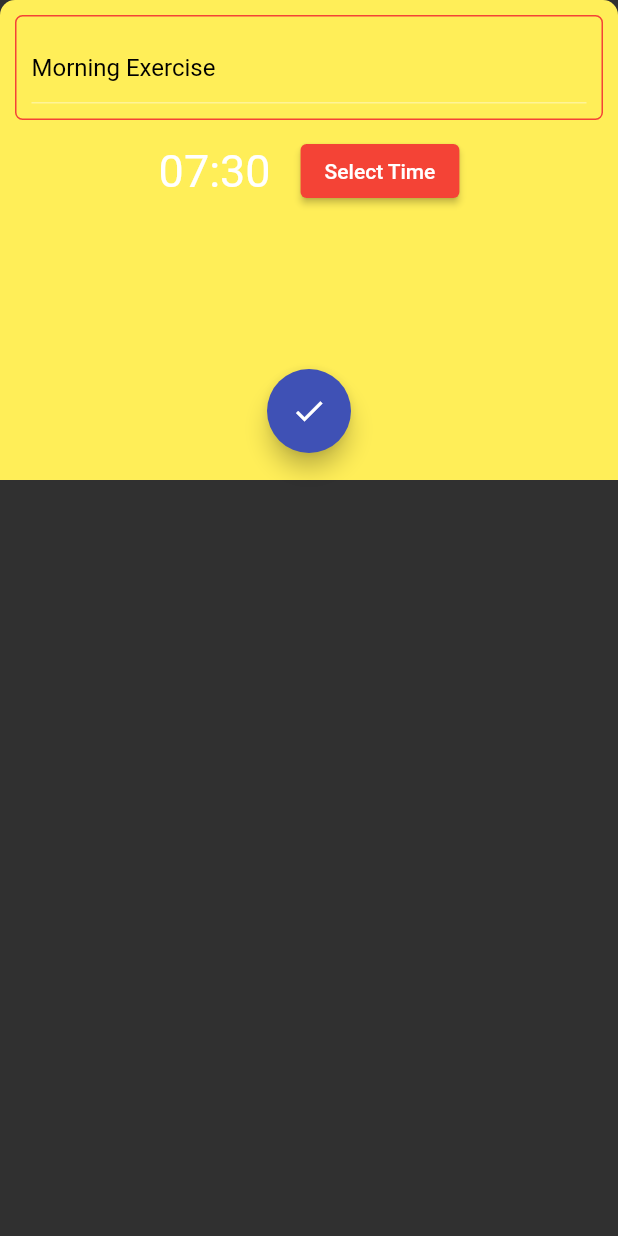
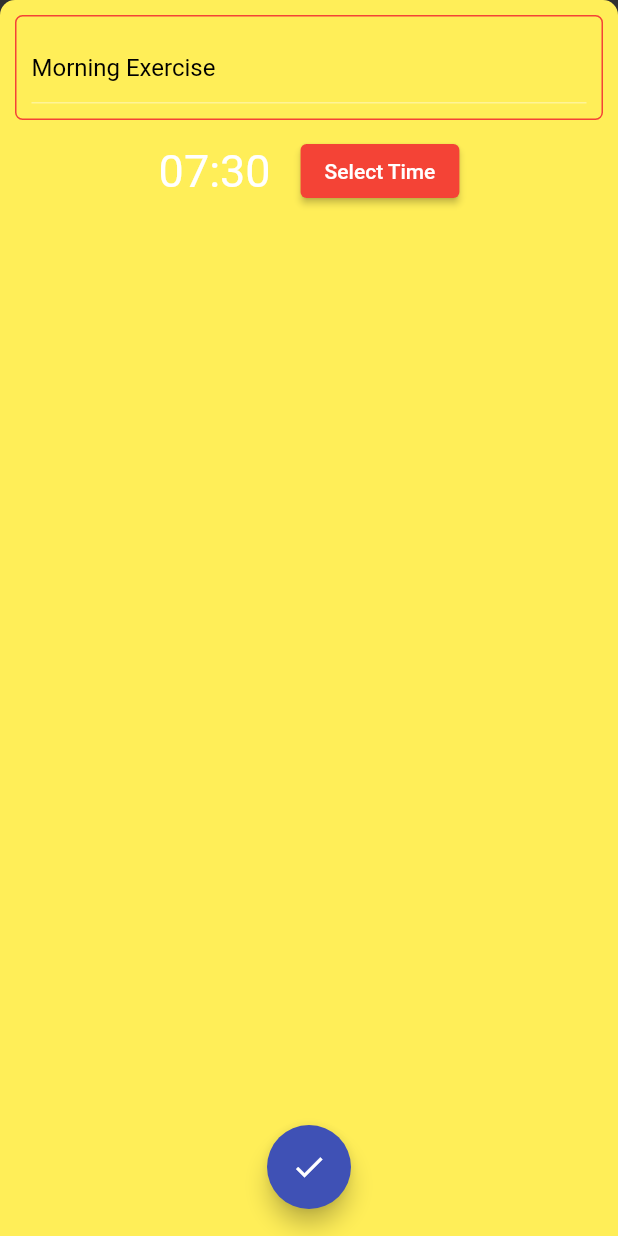
Before and after one commit to eqrakhattak/PRODIGY_AD_02, a Flutter app: the TodoEditorWidget widget shown alone on an empty page, opened directly with sample values from the repository, on a phone screen of 412 x 824 dp. Run offline on Flutter 3.47's test engine with Material 2 defaults, Android fonts, the phone set to English and light mode, and no system bars; our stand-ins replace easy_date_timeline, fluttertoast, shared_preferences; accounts and stored records are empty; statements that could not run were skipped.

Commit message:
Update UI

```diff
--- a/TODO/lib/widgets/todoCreatorWidget.dart
+++ b/TODO/lib/widgets/todoCreatorWidget.dart
@@ -55,8 +55,10 @@ class _TodoCreatorWidgetState extends State<TodoCreatorWidget> {
 
     final String todoControllerText = _todoTextController.text.trim();
 
+    return LayoutBuilder(
+      builder: (BuildContext context, BoxConstraints constraints) {
         return Container(
-      height: 320,
+          height: constraints.maxHeight,
           decoration: BoxDecoration(
             color: Colors.yellow[400],
             borderRadius: const BorderRadius.only(topLeft: Radius.circular(10), topRight: Radius.circular(10)),
@@ -125,5 +127,7 @@ class _TodoCreatorWidgetState extends State<TodoCreatorWidget> {
             ],
           ),
         );
+      },
+    );
   }
 }
--- a/TODO/lib/widgets/todoEditorWidget.dart
+++ b/TODO/lib/widgets/todoEditorWidget.dart
@@ -85,8 +85,10 @@ class _TodoEditorWidgetState extends State<TodoEditorWidget> {
 
     final String todoControllerText = _todoTextController.text.trim();
 
+    return LayoutBuilder(
+      builder: (BuildContext context, BoxConstraints constraints) {
         return Container(
-      height: 320,
+          height: constraints.maxHeight,
           decoration: BoxDecoration(
             color: Colors.yellow[400],
             borderRadius: const BorderRadius.only(topLeft: Radius.circular(10), topRight: Radius.circular(10)),
@@ -152,5 +154,7 @@ class _TodoEditorWidgetState extends State<TodoEditorWidget> {
             ],
           ),
         );
+      },
+    );
   }
 }
```
Lines whose indentation alone changed are shown as unchanged.
